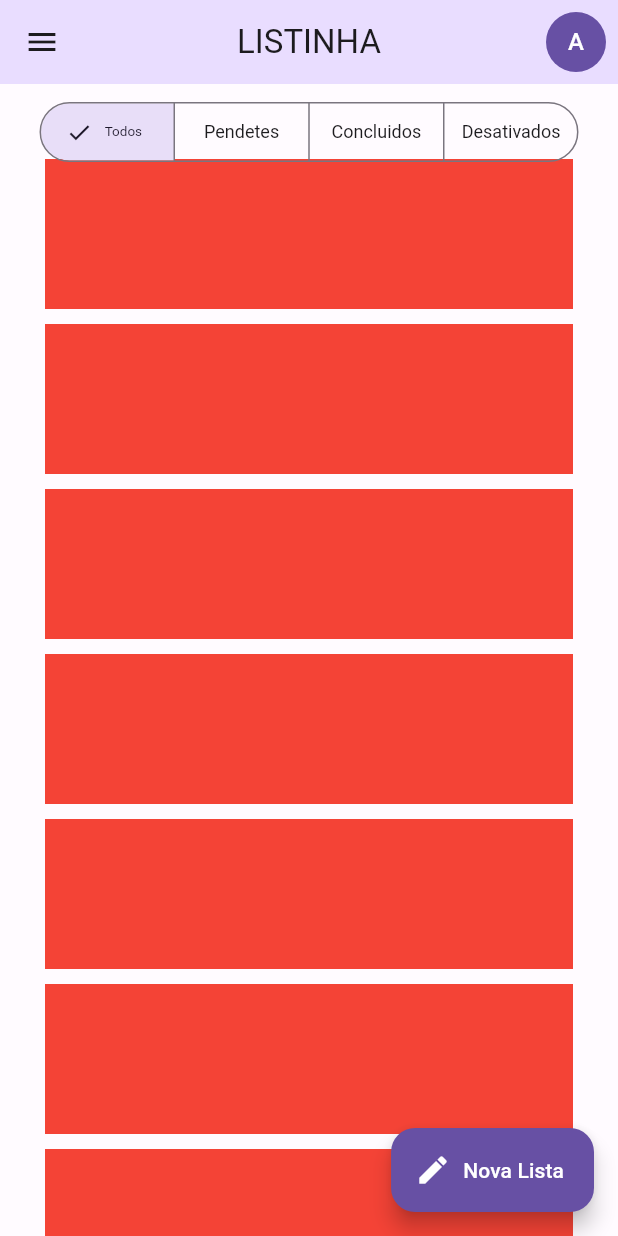
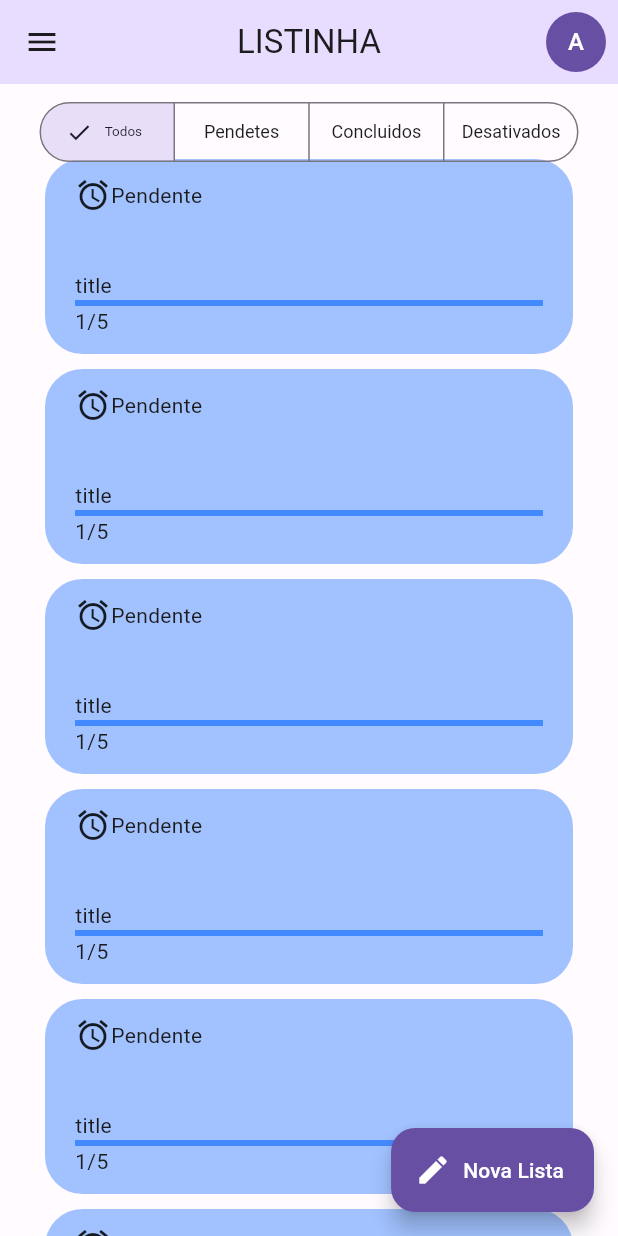
Before and after one commit to hadrianus-dev/list-app, a Flutter app: the screen it shows after launch, on a phone screen of 412 x 824 dp. Run offline on Flutter 3.47's test engine with Material 2 defaults, Android fonts, the phone set to English and light mode, and no system bars; our stand-ins replace flutter_modular, realm; generated files the repository leaves out were written again.

Commit message:
testing and implementing getProgress method

```diff
--- a/app/lib/src/home/home_page.dart
+++ b/app/lib/src/home/home_page.dart
@@ -1,7 +1,9 @@
 import 'package:ListApp/src/home/widgets/custom_drawer.dart';
 import 'package:ListApp/src/home/widgets/task_card.dart';
+import 'package:ListApp/src/shared/service/realm/models/task_model.dart';
 import 'package:ListApp/src/shared/widgets/user_image_button.dart';
 import 'package:flutter/material.dart';
+import 'package:realm/realm.dart';
 
 class HomePage extends StatefulWidget {
   const HomePage({super.key});
@@ -29,7 +31,8 @@ class _HomePageState extends State<HomePage> {
                   top: 50, left: 30, right: 30, bottom: 200),
               itemCount: 100,
               itemBuilder: (_, index) {
-                return const TaskCard();
+                final board = TaskBoard(Uuid.v4(), 'Nova Lista de Tarefas 1');
+                return TaskCard(board: board);
               },
               separatorBuilder: (context, index) {
                 return const SizedBox(height: 10);
--- a/app/lib/src/home/widgets/task_card.dart
+++ b/app/lib/src/home/widgets/task_card.dart
@@ -1,13 +1,45 @@
+import 'package:ListApp/src/shared/service/realm/models/task_model.dart';
 import 'package:flutter/material.dart';
 
 class TaskCard extends StatelessWidget {
-  const TaskCard({super.key});
+  final TaskBoard board;
+  const TaskCard({super.key, required this.board});
+
+  double getProgress(List<Task> tasks) {
+    final completes = tasks.where((task) => task.complete).length;
+    return completes / tasks.length;
+  }
 
   @override
   Widget build(BuildContext context) {
+    final double progress = getProgress(board.tasks);
+    const String progressText = '1/5';
+    final String title = board.title;
+    const String statusText = 'Pendente';
+    final Color backgroundColor = Colors.blueAccent.withOpacity(0.5);
+    const Color color = Colors.blueAccent;
+    const iconData = Icons.access_alarm;
+
     return Container(
-      height: 100,
-      color: Colors.red,
+      height: 130,
+      decoration: BoxDecoration(
+          color: backgroundColor, borderRadius: BorderRadius.circular(25)),
+      padding: const EdgeInsets.symmetric(vertical: 12, horizontal: 20),
+      child: Column(
+        crossAxisAlignment: CrossAxisAlignment.start,
+        children: [
+          const Row(
+            children: [Icon(iconData), Text(statusText)],
+          ),
+          const Spacer(),
+          const Text('title'),
+          LinearProgressIndicator(
+            value: progress,
+            color: color,
+          ),
+          const Text('1/5')
+        ],
+      ),
     );
   }
 }
```
Also changed, not shown: 1 other file.
